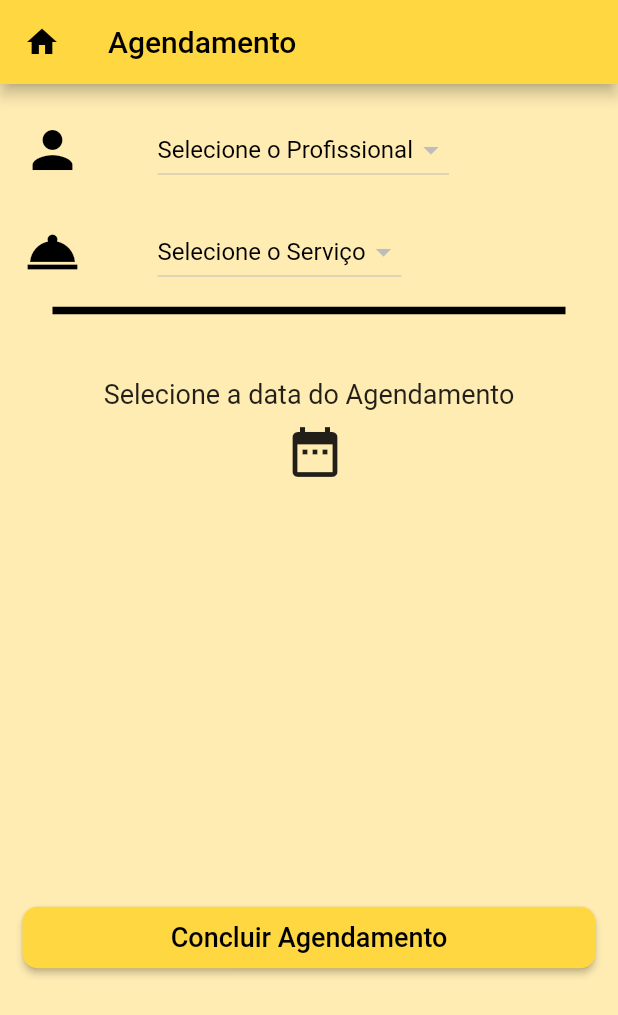
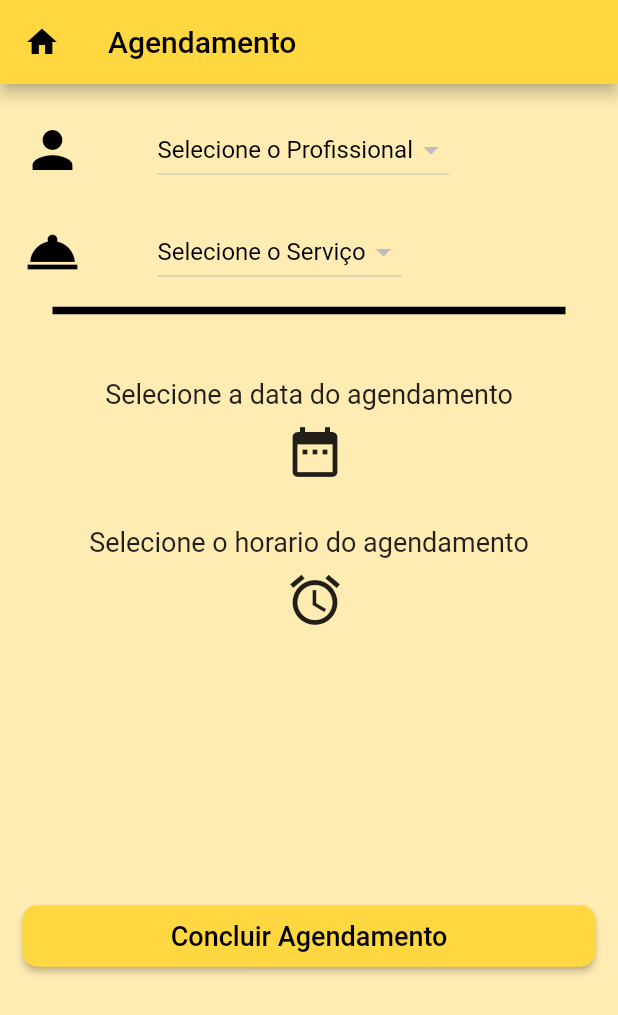
Before and after one commit to andrezagalvao0/LPS, a Flutter app: the LPS_Agendamento screen opened directly, on a phone screen of 412 x 824 dp. Shown: the top 1015 px of the screen. Run offline on Flutter 3.47's test engine with Material 2 defaults, Android fonts, the light colour scheme and no system bars; our stand-ins replace cloud_firestore, firebase_auth, firebase_messaging; accounts and stored records are empty.

Commit message:
Atualização incluindo a opção de selecionar horario de agendamento

```diff
--- a/lib/agendamento.dart
+++ b/lib/agendamento.dart
@@ -11,11 +11,25 @@ class LPS_Agendamento extends StatefulWidget {
 
 class _LPS_Agendamento extends State<LPS_Agendamento> {
   var selectedCurrency, selectedType;
+  String horario_selecionado = "8:00 AM";
+
   final GlobalKey<FormState> _formKeyValue = new GlobalKey<FormState>();
 
 
   @override
   Widget build(BuildContext context) {
+
+    Future<void> abrir_opcao_horario(BuildContext context) async{
+      final TimeOfDay t  = await showTimePicker(context: context,
+                                               initialTime: TimeOfDay.now());
+      if(t != null){
+        setState(() {
+             horario_selecionado = t.format(context);
+         });
+        }
+      }
+
+
     return Scaffold(
         appBar: AppBar(
                     leading: IconButton(
@@ -158,7 +172,7 @@ class _LPS_Agendamento extends State<LPS_Agendamento> {
                     children: <Widget>[
 
                       SizedBox(height: 30),
-                    new Text("Selecione a data do Agendamento", style: TextStyle(fontSize: 18)),
+                    new Text("Selecione a data do agendamento", style: TextStyle(fontSize: 18)),
 
                     new IconButton(
                     icon: Icon(Icons.date_range, size: 40.0),
@@ -174,6 +188,20 @@ class _LPS_Agendamento extends State<LPS_Agendamento> {
 
                     }),
 
+                    SizedBox(height: 30),
+                    new Text("Selecione o horario do agendamento", style: TextStyle(fontSize: 18)),
+
+                    new IconButton(
+                    icon: Icon(Icons.alarm, size: 40.0),
+                    onPressed: (){
+
+                      abrir_opcao_horario(context);
+
+                    }),
+
+                    // o widget de horario ficara aqui
+
+
 
                    ],
 
@@ -181,7 +209,7 @@ class _LPS_Agendamento extends State<LPS_Agendamento> {
                 ),
 
               SizedBox(
-                height: 280.0,
+                height: 180.0,
               ),
 
 
--- a/lib/main.dart
+++ b/lib/main.dart
@@ -73,7 +73,6 @@ class Homescreen extends StatelessWidget{
              ])
             ),
            ),
-
 
            // lista de features principais da linha de produto de software
 
```
